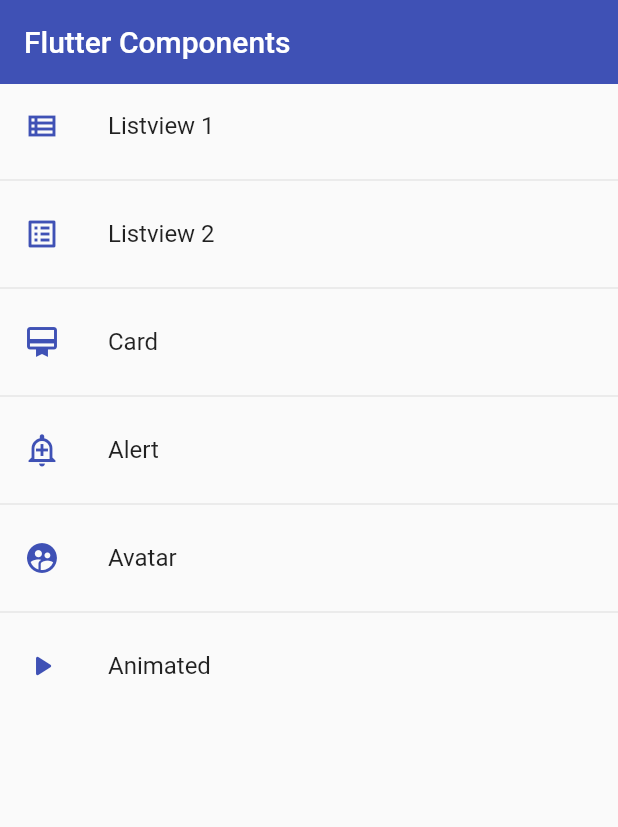
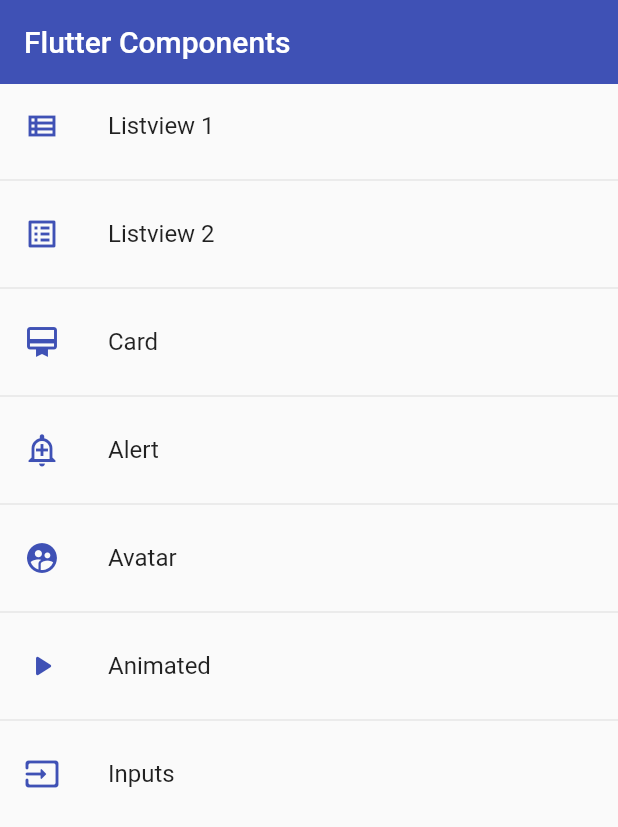
Before and after one commit to iamtonycabrera/flutter-components-application, a Flutter app: the screen it shows after launch, on a phone screen of 412 x 824 dp. Shown: the top 827 px of the screen. Run offline on Flutter 3.47's test engine with Material 2 defaults, Android fonts, the phone set to English and light mode, and no system bars.

Commit message:
Implementing TextFormFields

```diff
--- a/lib/router/app_routes.dart
+++ b/lib/router/app_routes.dart
@@ -43,6 +43,11 @@ class AppRoutes {
         name: 'Animated',
         screen: const AnimatedScreen(),
         icon: Icons.play_arrow_rounded),
+    MenuOption(
+        route: 'inputs',
+        name: 'Inputs',
+        screen: const InputsScreen(),
+        icon: Icons.input_rounded),
   ];
 
   static Map<String, Widget Function(BuildContext)> getAppRoutes() {
--- a/lib/screens/screens.dart
+++ b/lib/screens/screens.dart
@@ -3,5 +3,6 @@ export 'package:components_application/screens/animated_screen.dart';
 export 'package:components_application/screens/avatar_screen.dart';
 export 'package:components_application/screens/card_screen.dart';
 export 'package:components_application/screens/home_screen.dart';
+export 'package:components_application/screens/inputs_screen.dart';
 export 'package:components_application/screens/listview1_screen.dart';
 export 'package:components_application/screens/listview2_screen.dart';
--- a/lib/theme/app_theme.dart
+++ b/lib/theme/app_theme.dart
@@ -2,6 +2,7 @@ import 'package:flutter/material.dart';
 
 class AppTheme {
   static const Color primary = Colors.indigo;
+  static const Color cancel = Colors.grey;
 
   static final ThemeData lightTheme = ThemeData.light().copyWith(
       //Primary color
@@ -23,8 +24,26 @@ class AppTheme {
       elevatedButtonTheme: ElevatedButtonThemeData(
           style: ElevatedButton.styleFrom(
               primary: primary, elevation: 0, shape: const StadiumBorder())),
-  );
 
+      //InputDecoration Theme
+      inputDecorationTheme: const InputDecorationTheme(
+        floatingLabelStyle: TextStyle(color: primary),
+        enabledBorder: OutlineInputBorder(
+          borderSide: BorderSide(color: primary),
+          borderRadius: BorderRadius.all(Radius.circular(40)),
+        ),
+        focusedBorder: OutlineInputBorder(
+          borderSide: BorderSide(color: primary),
+          borderRadius: BorderRadius.all(Radius.circular(40)),
+        ),
+        border: OutlineInputBorder(
+          borderRadius: BorderRadius.all(Radius.circular(40)),
+        ),
+        iconColor: primary,
+        suffixIconColor: cancel,
+      ));
+
+//Dark theme
   static final ThemeData darkTheme = ThemeData.dark().copyWith(
       primaryColor: primary,
       appBarTheme: const AppBarTheme(
--- a/lib/widgets/widgets.dart
+++ b/lib/widgets/widgets.dart
@@ -1,2 +1,3 @@
 export 'package:components_application/widgets/custom_card_type1.dart';
 export 'package:components_application/widgets/custom_card_type2.dart';
+export 'package:components_application/widgets/custom_input_field.dart';
```
Also changed, not shown: lib/screens/inputs_screen.dart (added, +51 -0 lines), lib/widgets/custom_input_field.dart (added, +41 -0 lines). Lines whose indentation alone changed are shown as unchanged.
